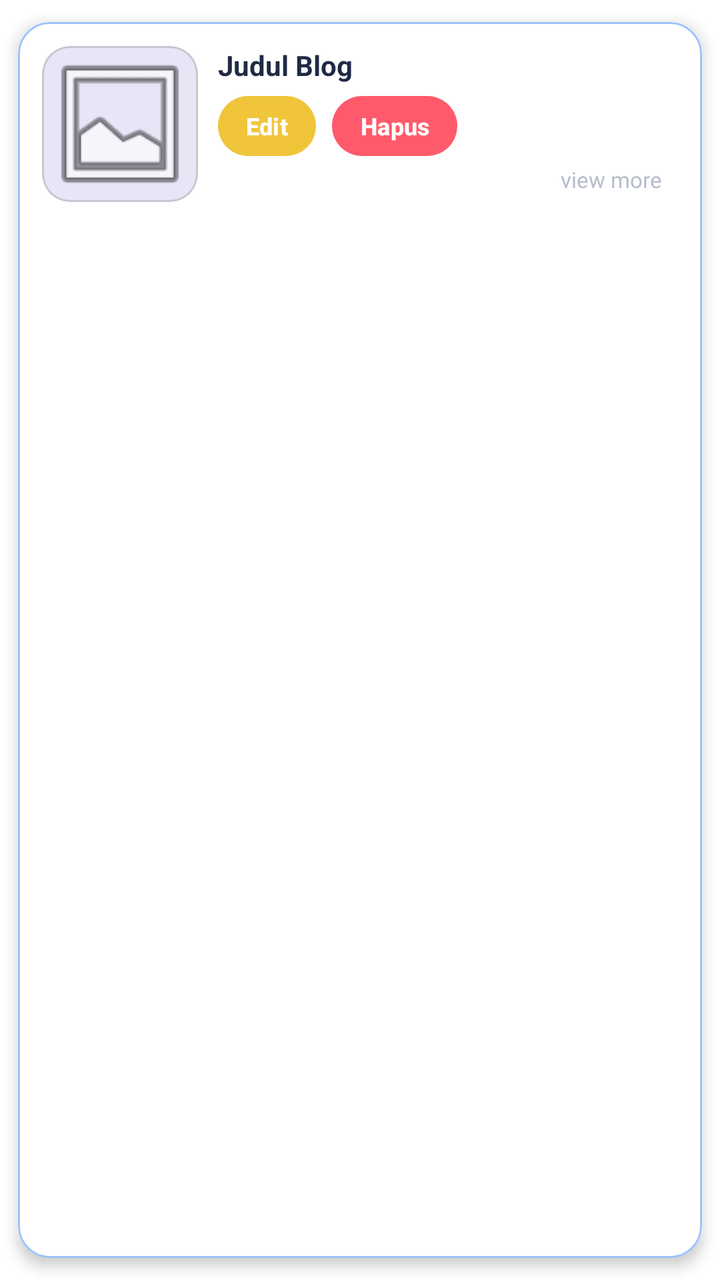
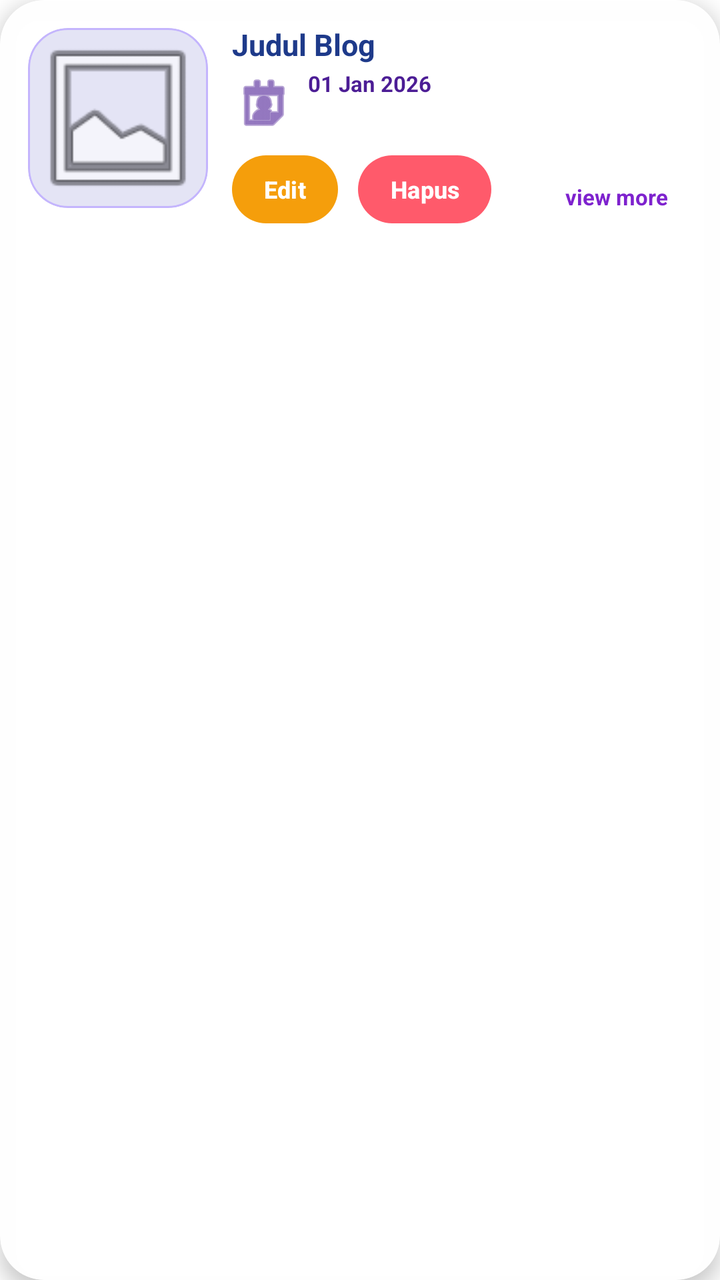

Compare the two renders of this Android layout. The source of the first and the diff that turns it into the second are given below.
<!-- AndroidManifest.xml: application theme Theme.NajwaBelajarNavigationDrawer -->
<!-- res/layout/item_blog.xml -->
<?xml version="1.0" encoding="utf-8"?>
<com.google.android.material.card.MaterialCardView
    xmlns:android="http://schemas.android.com/apk/res/android"
    xmlns:app="http://schemas.android.com/apk/res-auto"
    android:layout_width="match_parent"
    android:layout_height="wrap_content"
    android:layout_marginHorizontal="16dp"
    android:layout_marginVertical="4dp"
    app:cardCornerRadius="16dp"
    app:cardElevation="4dp"
    app:cardUseCompatPadding="true"
    app:strokeWidth="1dp"
    app:strokeColor="#9CC2FF"
    app:cardBackgroundColor="@android:color/white">

    <androidx.constraintlayout.widget.ConstraintLayout
        android:layout_width="match_parent"
        android:layout_height="wrap_content"
        android:padding="12dp">

        
        <com.google.android.material.card.MaterialCardView
            android:id="@+id/cardThumb"
            android:layout_width="78dp"
            android:layout_height="78dp"
            app:cardCornerRadius="14dp"
            app:cardElevation="0dp"
            app:cardUseCompatPadding="false"
            app:layout_constraintStart_toStartOf="parent"
            app:layout_constraintTop_toTopOf="parent">

            <ImageView
                android:id="@+id/imgThumb"
                android:layout_width="match_parent"
                android:layout_height="match_parent"
                android:scaleType="centerCrop"
                android:src="@android:drawable/ic_menu_gallery" />
        </com.google.android.material.card.MaterialCardView>

        
        <TextView
            android:id="@+id/tvTitle"
            android:layout_width="0dp"
            android:layout_height="wrap_content"
            android:layout_marginStart="10dp"
            android:ellipsize="end"
            android:maxLines="2"
            android:text="Judul Blog"
            android:textColor="#1F2A44"
            android:textSize="14sp"
            android:textStyle="bold"
            app:layout_constraintEnd_toStartOf="@id/tvViewMore"
            app:layout_constraintStart_toEndOf="@id/cardThumb"
            app:layout_constraintTop_toTopOf="@id/cardThumb" />

        
        <LinearLayout
            android:id="@+id/actionRow"
            android:layout_width="0dp"
            android:layout_height="wrap_content"
            android:layout_marginStart="10dp"
            android:layout_marginTop="6dp"
            android:orientation="horizontal"
            app:layout_constraintEnd_toStartOf="@id/tvViewMore"
            app:layout_constraintStart_toEndOf="@id/cardThumb"
            app:layout_constraintTop_toBottomOf="@id/tvTitle">

            <com.google.android.material.button.MaterialButton
                android:id="@+id/btnEdit"
                android:layout_width="wrap_content"
                android:layout_height="30dp"
                android:insetTop="0dp"
                android:insetBottom="0dp"
                android:minHeight="0dp"
                android:minWidth="0dp"
                android:paddingHorizontal="14dp"
                android:text="Edit"
                android:textAllCaps="false"
                android:textColor="@android:color/white"
                android:textSize="12sp"
                android:textStyle="bold"
                app:backgroundTint="#F0C53A"
                app:cornerRadius="999dp" />

            <com.google.android.material.button.MaterialButton
                android:id="@+id/btnDelete"
                android:layout_width="wrap_content"
                android:layout_height="30dp"
                android:layout_marginStart="8dp"
                android:insetTop="0dp"
                android:insetBottom="0dp"
                android:minHeight="0dp"
                android:minWidth="0dp"
                android:paddingHorizontal="14dp"
                android:text="Hapus"
                android:textAllCaps="false"
                android:textColor="@android:color/white"
                android:textSize="12sp"
                android:textStyle="bold"
                app:backgroundTint="#FF5A6B"
                app:cornerRadius="999dp" />
        </LinearLayout>

        
        <TextView
            android:id="@+id/tvViewMore"
            android:layout_width="wrap_content"
            android:layout_height="wrap_content"
            android:layout_marginEnd="2dp"
            android:paddingStart="6dp"
            android:paddingEnd="6dp"
            android:paddingTop="4dp"
            android:paddingBottom="4dp"
            android:text="view more"
            android:textSize="11sp"
            android:textColor="@color/view_more_selector"
            android:clickable="true"
            android:focusable="true"
            android:background="?attr/selectableItemBackgroundBorderless"
            app:layout_constraintBottom_toBottomOf="parent"
            app:layout_constraintEnd_toEndOf="parent" />

    </androidx.constraintlayout.widget.ConstraintLayout>

</com.google.android.material.card.MaterialCardView>
<!-- resources referenced by this layout -->
<resources>
  <style name="Theme.NajwaBelajarNavigationDrawer" parent="Base.Theme.NajwaBelajarNavigationDrawer" />
  <style name="Base.Theme.NajwaBelajarNavigationDrawer" parent="Theme.Material3.DayNight.NoActionBar">
  
          <item name="colorPrimary">@color/biru_tua</item>
          <item name="colorPrimaryContainer">@color/biru_muda</item>
          <item name="colorOnPrimary">@android:color/white</item>
  
          <item name="android:windowBackground">@color/putih</item>
          <item name="android:statusBarColor">@color/biru_tua</item>
  
          <item name="windowActionBar">false</item>
          <item name="android:windowNoTitle">true</item>
      </style>
  <color name="biru_tua">#0D47A1</color>
  <color name="biru_muda">#42A5F5</color>
  <color name="putih">#FFFFFFFF</color>
</resources>

<!-- the commit's change to res/layout/item_blog.xml (unified diff, before → after) -->
@@ -1,31 +1,31 @@
-<?xml version="1.0" encoding="utf-8"?>
 <com.google.android.material.card.MaterialCardView
     xmlns:android="http://schemas.android.com/apk/res/android"
     xmlns:app="http://schemas.android.com/apk/res-auto"
     android:layout_width="match_parent"
     android:layout_height="wrap_content"
-    android:layout_marginHorizontal="16dp"
+    android:layout_marginHorizontal="6dp"
     android:layout_marginVertical="4dp"
-    app:cardCornerRadius="16dp"
-    app:cardElevation="4dp"
-    app:cardUseCompatPadding="true"
+    app:cardCornerRadius="22dp"
+    app:cardElevation="6dp"
+    app:cardUseCompatPadding="false"
     app:strokeWidth="1dp"
-    app:strokeColor="#9CC2FF"
-    app:cardBackgroundColor="@android:color/white">
+    app:strokeColor="#22FFFFFF"
+    app:cardBackgroundColor="#F8FFFFFF">
 
     <androidx.constraintlayout.widget.ConstraintLayout
         android:layout_width="match_parent"
         android:layout_height="wrap_content"
-        android:padding="12dp">
+        android:padding="14dp">
 
-        
         <com.google.android.material.card.MaterialCardView
             android:id="@+id/cardThumb"
-            android:layout_width="78dp"
-            android:layout_height="78dp"
-            app:cardCornerRadius="14dp"
+            android:layout_width="90dp"
+            android:layout_height="90dp"
+            app:cardCornerRadius="20dp"
             app:cardElevation="0dp"
             app:cardUseCompatPadding="false"
+            app:strokeWidth="1dp"
+            app:strokeColor="#C4B5FD"
             app:layout_constraintStart_toStartOf="parent"
             app:layout_constraintTop_toTopOf="parent">
 
@@ -42,63 +42,86 @@
             android:id="@+id/tvTitle"
             android:layout_width="0dp"
             android:layout_height="wrap_content"
-            android:layout_marginStart="10dp"
+            android:layout_marginStart="12dp"
             android:ellipsize="end"
             android:maxLines="2"
             android:text="Judul Blog"
-            android:textColor="#1F2A44"
-            android:textSize="14sp"
+            android:textColor="#1E3A8A"
+            android:textSize="15sp"
             android:textStyle="bold"
+            android:includeFontPadding="false"
             app:layout_constraintEnd_toStartOf="@id/tvViewMore"
             app:layout_constraintStart_toEndOf="@id/cardThumb"
             app:layout_constraintTop_toTopOf="@id/cardThumb" />
+
+        
+        <TextView
+            android:id="@+id/tvDate"
+            android:layout_width="0dp"
+            android:layout_height="wrap_content"
+            android:layout_marginStart="12dp"
+            android:layout_marginTop="4dp"
+            android:text="01 Jan 2026"
+            android:textSize="11sp"
+            android:textStyle="bold"
+            android:textColor="#4C1D95"
+            android:alpha="1"
+            android:includeFontPadding="false"
+            android:drawableStart="@android:drawable/ic_menu_my_calendar"
+            android:drawablePadding="6dp"
+            android:drawableTint="#4C1D95"
+            app:layout_constraintStart_toEndOf="@id/cardThumb"
+            app:layout_constraintTop_toBottomOf="@id/tvTitle"
+            app:layout_constraintEnd_toStartOf="@id/tvViewMore"/>
 
         
         <LinearLayout
             android:id="@+id/actionRow"
             android:layout_width="0dp"
             android:layout_height="wrap_content"
-            android:layout_marginStart="10dp"
-            android:layout_marginTop="6dp"
+            android:layout_marginStart="12dp"
+            android:layout_marginTop="10dp"
             android:orientation="horizontal"
             app:layout_constraintEnd_toStartOf="@id/tvViewMore"
             app:layout_constraintStart_toEndOf="@id/cardThumb"
-            app:layout_constraintTop_toBottomOf="@id/tvTitle">
+            app:layout_constraintTop_toBottomOf="@id/tvDate">
 
             <com.google.android.material.button.MaterialButton
                 android:id="@+id/btnEdit"
                 android:layout_width="wrap_content"
-                android:layout_height="30dp"
+                android:layout_height="34dp"
                 android:insetTop="0dp"
                 android:insetBottom="0dp"
                 android:minHeight="0dp"
                 android:minWidth="0dp"
-                android:paddingHorizontal="14dp"
+                android:paddingHorizontal="16dp"
                 android:text="Edit"
                 android:textAllCaps="false"
                 android:textColor="@android:color/white"
                 android:textSize="12sp"
                 android:textStyle="bold"
-                app:backgroundTint="#F0C53A"
-                app:cornerRadius="999dp" />
+                app:backgroundTint="#F59E0B"
+                app:cornerRadius="999dp"
+                app:elevation="6dp" />
 
             <com.google.android.material.button.MaterialButton
                 android:id="@+id/btnDelete"
                 android:layout_width="wrap_content"
-                android:layout_height="30dp"
-                android:layout_marginStart="8dp"
+                android:layout_height="34dp"
+                android:layout_marginStart="10dp"
                 android:insetTop="0dp"
                 android:insetBottom="0dp"
                 android:minHeight="0dp"
                 android:minWidth="0dp"
-                android:paddingHorizontal="14dp"
+                android:paddingHorizontal="16dp"
                 android:text="Hapus"
                 android:textAllCaps="false"
                 android:textColor="@android:color/white"
                 android:textSize="12sp"
                 android:textStyle="bold"
                 app:backgroundTint="#FF5A6B"
-                app:cornerRadius="999dp" />
+                app:cornerRadius="999dp"
+                app:elevation="6dp" />
         </LinearLayout>
 
         
@@ -107,13 +130,14 @@
             android:layout_width="wrap_content"
             android:layout_height="wrap_content"
             android:layout_marginEnd="2dp"
-            android:paddingStart="6dp"
-            android:paddingEnd="6dp"
-            android:paddingTop="4dp"
-            android:paddingBottom="4dp"
+            android:paddingStart="10dp"
+            android:paddingEnd="10dp"
+            android:paddingTop="6dp"
+            android:paddingBottom="6dp"
             android:text="view more"
             android:textSize="11sp"
-            android:textColor="@color/view_more_selector"
+            android:textStyle="bold"
+            android:textColor="#7E22CE"
             android:clickable="true"
             android:focusable="true"
             android:background="?attr/selectableItemBackgroundBorderless"
@@ -121,5 +145,4 @@
             app:layout_constraintEnd_toEndOf="parent" />
 
     </androidx.constraintlayout.widget.ConstraintLayout>
-
 </com.google.android.material.card.MaterialCardView>
